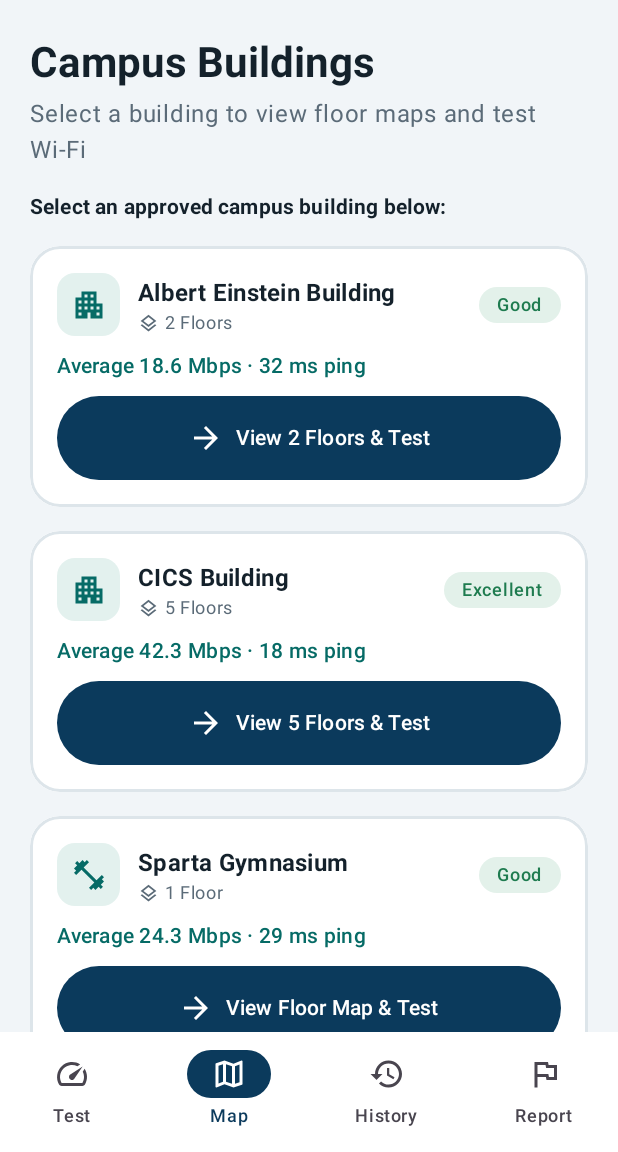
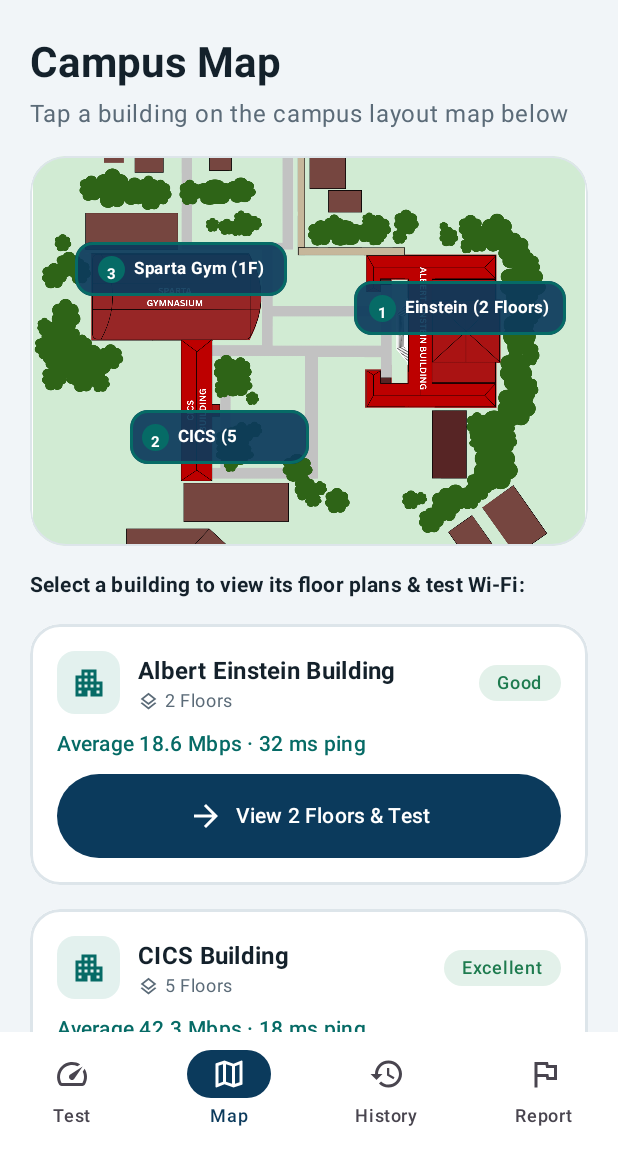
Before and after one commit to Yrish-1/SAGAP, an Android app built with Jetpack Compose: the MapScreen screen opened through its navigation route, on a phone screen of 412 x 824 dp, the part 84-1236 px from its top. Run offline under Robolectric (Android 15) with nearby library versions, the phone set to English and light mode, and no system bars; pictures from the network do not load.

Commit message:
Use uploaded floor plan and campus layout images for Map and Floor Map screens

```diff
--- a/app/src/main/java/com/example/sagap/data/model/FloorModels.kt
+++ b/app/src/main/java/com/example/sagap/data/model/FloorModels.kt
@@ -10,6 +10,11 @@ data class Area(
     val h: Float       // height
 )
 
-data class Floor(val level: Int, val label: String, val areas: List<Area>)
+data class Floor(
+    val level: Int,
+    val label: String,
+    val areas: List<Area>,
+    val imageRes: Int? = null
+)
 
 data class Reading(val downloadMbps: Double, val pingMs: Int, val signalDbm: Int)
--- a/app/src/main/java/com/example/sagap/data/sample/FloorData.kt
+++ b/app/src/main/java/com/example/sagap/data/sample/FloorData.kt
@@ -1,5 +1,6 @@
 package com.example.sagap.data.sample
 
+import com.example.sagap.R
 import com.example.sagap.data.model.Area
 import com.example.sagap.data.model.Floor
 import com.example.sagap.data.model.Grade
@@ -9,7 +10,13 @@ import kotlin.math.roundToInt
 
 object FloorData {
 
-    private fun makeFloorRow(level: Int, label: String, baseId: Int, roomNames: List<String>): Floor {
+    private fun makeFloorRow(
+        level: Int,
+        label: String,
+        baseId: Int,
+        roomNames: List<String>,
+        imageRes: Int
+    ): Floor {
         val count = roomNames.size
         val itemW = 1f / count
         val areas = roomNames.mapIndexed { i, name ->
@@ -22,21 +29,21 @@ object FloorData {
                 h = 0.65f
             )
         }
-        return Floor(level, label, areas)
+        return Floor(level, label, areas, imageRes)
     }
 
     /** Floors of a building (spot id). */
     fun floorsFor(spotId: Int): List<Floor> = when (spotId) {
         1 -> listOf(  // Albert Einstein Building (2 floors)
-            makeFloorRow(1, "1st Floor", 110, listOf("Toilet F", "Room 101", "Room 102", "Room 103", "Room 104", "Room 105", "Room 106", "Toilet M")),
-            makeFloorRow(2, "2nd Floor", 120, listOf("Toilet F", "Room 201", "Room 202", "CPE Faculty", "Student Svcs", "Consultation", "Faculty", "Dean's Office", "Toilet M"))
+            makeFloorRow(1, "1st Floor", 110, listOf("Toilet F", "Room 101", "Room 102", "Room 103", "Room 104", "Room 105", "Room 106", "Toilet M"), R.drawable.einstein_floor1),
+            makeFloorRow(2, "2nd Floor", 120, listOf("Toilet F", "Room 201", "Room 202", "CPE Faculty", "Student Svcs", "Consultation", "Faculty", "Dean's Office", "Toilet M"), R.drawable.einstein_floor2)
         )
         2 -> listOf(  // CICS Building (5 floors)
-            makeFloorRow(1, "1st Floor", 210, listOf("Lobby", "Cafeteria", "AVR Room", "CEAFA Lounge", "CE Lab", "Chemistry Lab")),
-            makeFloorRow(2, "2nd Floor", 220, listOf("Toilet F", "Room 201", "Room 202", "Lab 1", "Lab 2", "Faculty", "Lab 3", "Toilet M")),
-            makeFloorRow(3, "3rd Floor", 230, listOf("Toilet F", "Lab 1", "Lab 2", "Lab 3", "Lab 4", "Lab 5", "Lab 6", "Toilet M")),
-            makeFloorRow(4, "4th Floor", 240, listOf("Toilet F", "Room 401", "Physics Lab", "Smart Lab", "EDL Lab", "Tech Lab", "ITL Lab", "Toilet M")),
-            makeFloorRow(5, "5th Floor", 250, listOf("Toilet F", "Room 501", "Room 502", "Room 503", "Room 504", "Room 505", "Room 506", "Toilet M"))
+            makeFloorRow(1, "1st Floor", 210, listOf("Lobby", "Cafeteria", "AVR Room", "CEAFA Lounge", "CE Lab", "Chemistry Lab"), R.drawable.cics_floor1),
+            makeFloorRow(2, "2nd Floor", 220, listOf("Toilet F", "Room 201", "Room 202", "Lab 1", "Lab 2", "Faculty", "Lab 3", "Toilet M"), R.drawable.cics_floor2),
+            makeFloorRow(3, "3rd Floor", 230, listOf("Toilet F", "Lab 1", "Lab 2", "Lab 3", "Lab 4", "Lab 5", "Lab 6", "Toilet M"), R.drawable.cics_floor3),
+            makeFloorRow(4, "4th Floor", 240, listOf("Toilet F", "Room 401", "Physics Lab", "Smart Lab", "EDL Lab", "Tech Lab", "ITL Lab", "Toilet M"), R.drawable.cics_floor4),
+            makeFloorRow(5, "5th Floor", 250, listOf("Toilet F", "Room 501", "Room 502", "Room 503", "Room 504", "Room 505", "Room 506", "Toilet M"), R.drawable.cics_floor5)
         )
         3 -> listOf(  // Sparta Gymnasium (1 floor)
             Floor(
@@ -48,7 +55,8 @@ object FloorData {
                     Area(312, "Main Court", 0.50f, 0.50f, 0.40f, 0.28f),
                     Area(313, "Bleachers South", 0.50f, 0.80f, 0.40f, 0.28f),
                     Area(314, "Stage", 0.85f, 0.50f, 0.22f, 0.70f)
-                )
+                ),
+                imageRes = R.drawable.gym_floor
             )
         )
         else -> emptyList()
--- a/app/src/main/java/com/example/sagap/ui/screens/map/FloorMapScreen.kt
+++ b/app/src/main/java/com/example/sagap/ui/screens/map/FloorMapScreen.kt
@@ -1,5 +1,6 @@
 package com.example.sagap.ui.screens.map
 
+import androidx.compose.foundation.Image
 import androidx.compose.foundation.background
 import androidx.compose.foundation.border
 import androidx.compose.foundation.gestures.detectTransformGestures
@@ -32,6 +33,8 @@ import androidx.compose.ui.geometry.Offset
 import androidx.compose.ui.graphics.Color
 import androidx.compose.ui.graphics.graphicsLayer
 import androidx.compose.ui.input.pointer.pointerInput
+import androidx.compose.ui.layout.ContentScale
+import androidx.compose.ui.res.painterResource
 import androidx.compose.ui.text.font.FontWeight
 import androidx.compose.ui.text.style.TextAlign
 import androidx.compose.ui.unit.dp
@@ -59,7 +62,7 @@ fun FloorMapScreen(spot: Spot, onBack: () -> Unit) {
     var areaId by remember(spot.id) { mutableStateOf<Int?>(null) }
     val floor = floors.firstOrNull { it.level == level }
 
-    // Zoom & pan state
+    // Zoom & pan state for floor plan images
     var scale by remember { mutableFloatStateOf(1f) }
     var offset by remember { mutableStateOf(Offset.Zero) }
 
@@ -119,7 +122,7 @@ fun FloorMapScreen(spot: Spot, onBack: () -> Unit) {
                     IconButton(onClick = { scale = (scale - 0.25f).coerceAtLeast(1f); if (scale == 1f) offset = Offset.Zero }) {
                         Icon(Icons.Outlined.Remove, contentDescription = "Zoom Out", tint = Navy)
                     }
-                    IconButton(onClick = { scale = (scale + 0.25f).coerceAtMost(3.5f) }) {
+                    IconButton(onClick = { scale = (scale + 0.25f).coerceAtMost(4f) }) {
                         Icon(Icons.Outlined.Add, contentDescription = "Zoom In", tint = Navy)
                     }
                     IconButton(onClick = { scale = 1f; offset = Offset.Zero }) {
@@ -128,16 +131,17 @@ fun FloorMapScreen(spot: Spot, onBack: () -> Unit) {
                 }
             }
 
-            // Zoomable & Pannable Floor Plan Layout
+            // Zoomable & Pannable Floor Plan Image View Container
             Box(
                 Modifier
                     .fillMaxWidth()
-                    .height(260.dp)
+                    .height(280.dp)
                     .clip(RoundedCornerShape(24.dp))
-                    .background(Color(0xFFF1EFE6))
+                    .background(Color.White)
+                    .border(1.dp, Color(0xFFDDE5EA), RoundedCornerShape(24.dp))
                     .pointerInput(Unit) {
                         detectTransformGestures { _, pan, zoom, _ ->
-                            scale = (scale * zoom).coerceIn(1f, 3.5f)
+                            scale = (scale * zoom).coerceIn(1f, 4f)
                             if (scale > 1f) {
                                 offset += pan
                             } else {
@@ -158,14 +162,27 @@ fun FloorMapScreen(spot: Spot, onBack: () -> Unit) {
                 ) {
                     val w = maxWidth
                     val h = maxHeight
+
+                    // Render actual uploaded floor plan image
+                    if (floor.imageRes != null) {
+                        Image(
+                            painter = painterResource(id = floor.imageRes),
+                            contentDescription = "${spot.name} ${floor.label} Floor Plan",
+                            modifier = Modifier.fillMaxSize(),
+                            contentScale = ContentScale.Fit
+                        )
+                    }
+
                     Text(
-                        "${floor.label.uppercase()} · ROOM LAYOUT",
+                        "${floor.label.uppercase()} · BLUEPRINT",
                         modifier = Modifier
                             .align(Alignment.TopStart)
                             .padding(start = 12.dp, top = 8.dp),
                         fontSize = 9.sp,
-                        color = TextMuted
+                        fontWeight = FontWeight.Bold,
+                        color = Navy
                     )
+
                     floor.areas.forEach { a ->
                         AreaBlock(
                             area = a,
@@ -206,7 +223,7 @@ fun FloorMapScreen(spot: Spot, onBack: () -> Unit) {
                     MetricTiles(shown.downloadMbps, shown.pingMs, shown.signalDbm)
                     Spacer(Modifier.height(8.dp))
                     Text(
-                        "Tap any room or floor to view Wi-Fi metrics.",
+                        "Tap any room on the floor blueprint to view Wi-Fi metrics.",
                         style = MaterialTheme.typography.bodySmall,
                         color = TextMuted
                     )
@@ -252,16 +269,16 @@ private fun AreaBlock(
     Column(
         modifier
             .pressable(shape, onClick = onClick)
-            .background(bg)
-            .border(if (selected) 3.dp else 1.5.dp, if (selected) Navy else fg, shape)
-            .padding(4.dp),
+            .background(bg.copy(alpha = 0.85f))
+            .border(if (selected) 2.5.dp else 1.dp, if (selected) Navy else fg, shape)
+            .padding(2.dp),
         horizontalAlignment = Alignment.CenterHorizontally,
         verticalArrangement = Arrangement.Center
     ) {
         Text(
             area.name,
-            fontSize = 10.sp,
-            lineHeight = 12.sp,
+            fontSize = 9.sp,
+            lineHeight = 11.sp,
             fontWeight = FontWeight.Bold,
             textAlign = TextAlign.Center,
             maxLines = 1,
@@ -269,7 +286,7 @@ private fun AreaBlock(
         )
         Text(
             if (reading != null) "${fmtMbps(reading.downloadMbps)} Mbps" else "No data",
-            fontSize = 9.sp,
+            fontSize = 8.sp,
             maxLines = 1,
             color = fg
         )
--- a/app/src/main/java/com/example/sagap/ui/screens/map/MapScreen.kt
+++ b/app/src/main/java/com/example/sagap/ui/screens/map/MapScreen.kt
@@ -1,9 +1,12 @@
 package com.example.sagap.ui.screens.map
 
+import androidx.compose.foundation.Image
 import androidx.compose.foundation.background
 import androidx.compose.foundation.border
+import androidx.compose.foundation.clickable
 import androidx.compose.foundation.layout.*
 import androidx.compose.foundation.rememberScrollState
+import androidx.compose.foundation.shape.CircleShape
 import androidx.compose.foundation.shape.RoundedCornerShape
 import androidx.compose.foundation.verticalScroll
 import androidx.compose.material.icons.Icons
@@ -21,12 +24,17 @@ import androidx.compose.ui.Modifier
 import androidx.compose.ui.draw.clip
 import androidx.compose.ui.graphics.Color
 import androidx.compose.ui.graphics.vector.ImageVector
+import androidx.compose.ui.layout.ContentScale
+import androidx.compose.ui.res.painterResource
 import androidx.compose.ui.text.font.FontWeight
+import androidx.compose.ui.text.style.TextAlign
 import androidx.compose.ui.unit.dp
+import androidx.compose.ui.unit.sp
+import com.example.sagap.R
 import com.example.sagap.data.model.Spot
 import com.example.sagap.data.model.TestResult
+import com.example.sagap.data.repository.SpotRepository
 import com.example.sagap.data.sample.FloorData
-import com.example.sagap.data.repository.SpotRepository
 import com.example.sagap.domain.fmtMbps
 import com.example.sagap.ui.components.GradeChip
 import com.example.sagap.ui.components.PrimaryButton
@@ -49,10 +57,17 @@ fun MapScreen(
             .padding(horizontal = 20.dp, vertical = 12.dp),
         verticalArrangement = Arrangement.spacedBy(16.dp)
     ) {
-        ScreenTitle("Campus Buildings", "Select a building to view floor maps and test Wi-Fi")
+        ScreenTitle("Campus Map", "Tap a building on the campus layout map below")
+
+        // Interactive Campus Map image with clickable building overlays
+        InteractiveCampusMap(
+            spots = spots,
+            results = results,
+            onSpotClick = onSpotClick
+        )
 
         Text(
-            "Select an approved campus building below:",
+            "Select a building to view its floor plans & test Wi-Fi:",
             style = MaterialTheme.typography.titleSmall,
             fontWeight = FontWeight.Bold,
             color = TextDark
@@ -81,6 +96,109 @@ fun MapScreen(
                 onClick = { onSpotClick(best.first) }
             )
         }
+    }
+}
+
+@Composable
+private fun InteractiveCampusMap(
+    spots: List<Spot>,
+    results: List<TestResult>,
+    onSpotClick: (Spot) -> Unit
+) {
+    BoxWithConstraints(
+        Modifier
+            .fillMaxWidth()
+            .height(260.dp)
+            .clip(RoundedCornerShape(24.dp))
+            .background(Color.White)
+            .border(1.dp, Color(0xFFDDE5EA), RoundedCornerShape(24.dp))
+    ) {
+        val w = maxWidth
+        val h = maxHeight
+
+        // Render actual Campus Layout Image
+        Image(
+            painter = painterResource(id = R.drawable.campus_map),
+            contentDescription = "Alangilan Campus Map",
+            modifier = Modifier.fillMaxSize(),
+            contentScale = ContentScale.Fit
+        )
+
+        // Overlay 1: Sparta Gymnasium (Top-left building)
+        val gymSpot = spots.firstOrNull { it.id == 3 } ?: spots.getOrNull(2)
+        if (gymSpot != null) {
+            BuildingHotspotBadge(
+                spot = gymSpot,
+                label = "Sparta Gym (1F)",
+                modifier = Modifier
+                    .offset(w * 0.08f, h * 0.22f)
+                    .width(w * 0.38f),
+                onClick = { onSpotClick(gymSpot) }
+            )
+        }
+
+        // Overlay 2: CICS Building (Bottom-left building)
+        val cicsSpot = spots.firstOrNull { it.id == 2 } ?: spots.getOrNull(1)
+        if (cicsSpot != null) {
+            BuildingHotspotBadge(
+                spot = cicsSpot,
+                label = "CICS (5 Floors)",
+                modifier = Modifier
+                    .offset(w * 0.18f, h * 0.65f)
+                    .width(w * 0.32f),
+                onClick = { onSpotClick(cicsSpot) }
+            )
+        }
+
+        // Overlay 3: Albert Einstein Building (Right building)
+        val einsteinSpot = spots.firstOrNull { it.id == 1 } ?: spots.getOrNull(0)
+        if (einsteinSpot != null) {
+            BuildingHotspotBadge(
+                spot = einsteinSpot,
+                label = "Einstein (2 Floors)",
+                modifier = Modifier
+                    .offset(w * 0.58f, h * 0.32f)
+                    .width(w * 0.38f),
+                onClick = { onSpotClick(einsteinSpot) }
+            )
+        }
+    }
+}
+
+@Composable
+private fun BuildingHotspotBadge(
+    spot: Spot,
+    label: String,
+    modifier: Modifier,
+    onClick: () -> Unit
+) {
+    val shape = RoundedCornerShape(12.dp)
+    Row(
+        modifier
+            .clip(shape)
+            .background(Navy.copy(alpha = 0.92f))
+            .border(1.5.dp, Teal, shape)
+            .clickable(onClick = onClick)
+            .padding(horizontal = 8.dp, vertical = 6.dp),
+        verticalAlignment = Alignment.CenterVertically,
+        horizontalArrangement = Arrangement.Center
+    ) {
+        Box(
+            Modifier
+                .size(18.dp)
+                .background(Teal, CircleShape),
+            contentAlignment = Alignment.Center
+        ) {
+            Text(spot.id.toString(), color = Color.White, fontSize = 10.sp, fontWeight = FontWeight.Bold)
+        }
+        Spacer(Modifier.width(6.dp))
+        Text(
+            label,
+            color = Color.White,
+            fontSize = 11.sp,
+            fontWeight = FontWeight.Bold,
+            maxLines = 1
+        )
     }
 }
 
```
Also changed, not shown: app/src/main/res/drawable/campus_map.png (added), app/src/main/res/drawable/cics_floor1.png (added), app/src/main/res/drawable/cics_floor2.png (added), app/src/main/res/drawable/cics_floor3.png (added), app/src/main/res/drawable/cics_floor4.png (added), app/src/main/res/drawable/cics_floor5.png (added), app/src/main/res/drawable/einstein_floor1.png (added), app/src/main/res/drawable/einstein_floor2.png (added), app/src/main/res/drawable/gym_floor.png (added).
